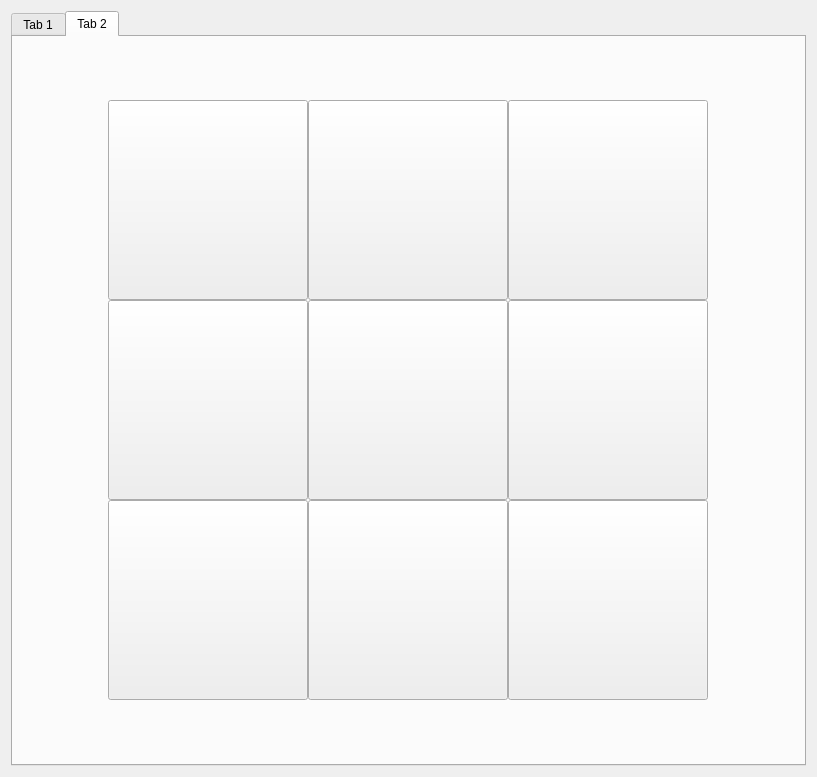
Old version of the form ui/Widget.ui in the repository oviv-git/TicTacToe-PySide6.
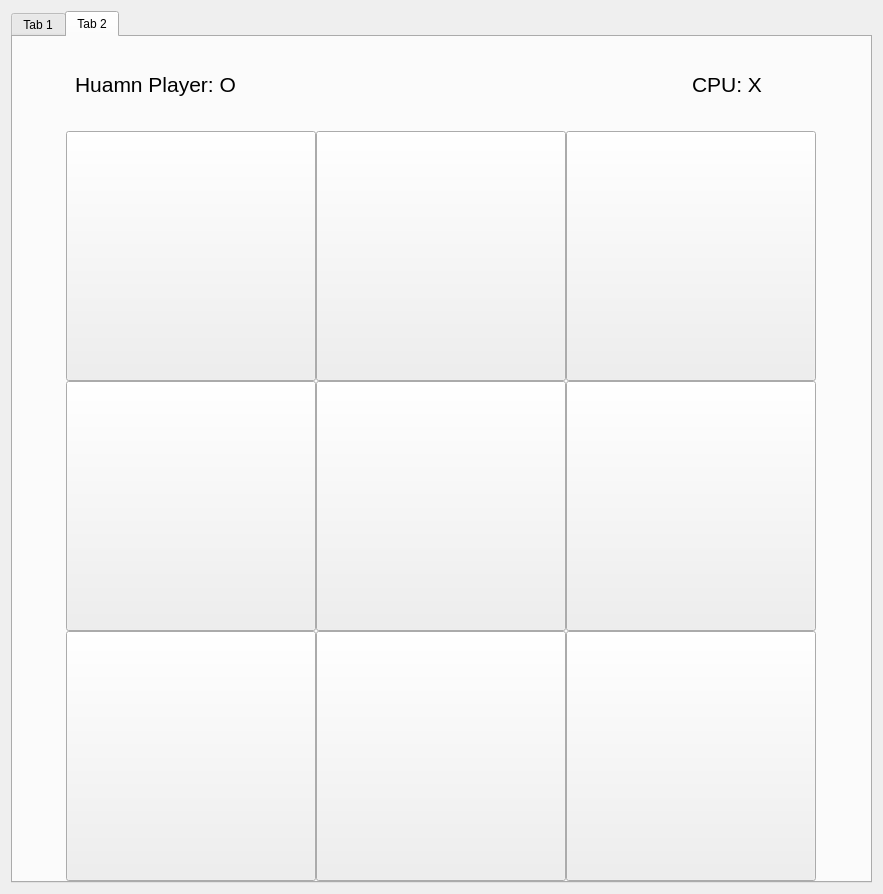
New version of the form. The open tabs and pages were chosen to show the change.

Commit message: reworked the game_tab a little bit

What changed in the file:
```diff
--- a/ui/Widget.ui
+++ b/ui/Widget.ui
@@ -9,8 +9,8 @@
    <rect>
     <x>0</x>
     <y>0</y>
-    <width>817</width>
-    <height>777</height>
+    <width>883</width>
+    <height>894</height>
    </rect>
   </property>
   <property name="sizePolicy">
@@ -225,7 +225,10 @@
       <attribute name="title">
        <string>Tab 2</string>
       </attribute>
-      <layout class="QGridLayout" name="gridLayout_5" rowstretch="0">
+      <layout class="QVBoxLayout" name="verticalLayout_5" stretch="0,2">
+       <property name="spacing">
+        <number>0</number>
+       </property>
        <property name="leftMargin">
         <number>0</number>
        </property>
@@ -238,19 +241,83 @@
        <property name="bottomMargin">
         <number>0</number>
        </property>
-       <property name="spacing">
-        <number>0</number>
-       </property>
-       <item row="0" column="0">
-        <layout class="QVBoxLayout" name="boardVLayout" stretch="0,0,0">
-         <property name="sizeConstraint">
-          <enum>QLayout::SetMaximumSize</enum>
-         </property>
+       <item>
+        <layout class="QHBoxLayout" name="gameInfoLayout" stretch="2,1,0,1,2">
+         <item alignment="Qt::AlignHCenter">
+          <widget class="QLabel" name="label_3">
+           <property name="font">
+            <font>
+             <pointsize>16</pointsize>
+            </font>
+           </property>
+           <property name="text">
+            <string>Huamn Player: O</string>
+           </property>
+          </widget>
+         </item>
          <item>
+          <spacer name="horizontalSpacer_3">
+           <property name="orientation">
+            <enum>Qt::Horizontal</enum>
+           </property>
+           <property name="sizeType">
+            <enum>QSizePolicy::Minimum</enum>
+           </property>
+           <property name="sizeHint" stdset="0">
+            <size>
+             <width>40</width>
+             <height>20</height>
+            </size>
+           </property>
+          </spacer>
+         </item>
+         <item>
+          <spacer name="verticalSpacer">
+           <property name="orientation">
+            <enum>Qt::Vertical</enum>
+           </property>
+           <property name="sizeHint" stdset="0">
+            <size>
+             <width>0</width>
+             <height>60</height>
+            </size>
+           </property>
+          </spacer>
+         </item>
+         <item>
+          <spacer name="horizontalSpacer_2">
+           <property name="orientation">
+            <enum>Qt::Horizontal</enum>
+           </property>
+           <property name="sizeType">
+            <enum>QSizePolicy::Minimum</enum>
+           </property>
+           <property name="sizeHint" stdset="0">
+            <size>
+             <width>40</width>
+             <height>20</height>
+            </size>
+           </property>
+          </spacer>
+         </item>
+         <item alignment="Qt::AlignHCenter">
+          <widget class="QLabel" name="label_2">
+           <property name="font">
+            <font>
+             <pointsize>16</pointsize>
+            </font>
+           </property>
+           <property name="text">
+            <string>CPU: X</string>
+           </property>
+          </widget>
+         </item>
+        </layout>
+       </item>
+       <item>
+        <layout class="QGridLayout" name="boardGrid">
+         <item row="0" column="0">
           <layout class="QHBoxLayout" name="rowHLayout_1">
-           <property name="sizeConstraint">
-            <enum>QLayout::SetMinAndMaxSize</enum>
-           </property>
            <item>
             <widget class="QPushButton" name="tile_1">
              <property name="sizePolicy">
@@ -261,14 +328,14 @@
              </property>
              <property name="minimumSize">
               <size>
-               <width>100</width>
-               <height>100</height>
+               <width>200</width>
+               <height>200</height>
               </size>
              </property>
              <property name="maximumSize">
               <size>
-               <width>200</width>
-               <height>200</height>
+               <width>250</width>
+               <height>250</height>
               </size>
              </property>
              <property name="sizeIncrement">
@@ -285,7 +352,10 @@
              </property>
              <property name="font">
               <font>
-               <pointsize>48</pointsize>
+               <family>Gill Sans MT</family>
+               <pointsize>84</pointsize>
+               <weight>50</weight>
+               <bold>false</bold>
               </font>
              </property>
              <property name="text">
@@ -303,14 +373,14 @@
              </property>
              <property name="minimumSize">
               <size>
-               <width>100</width>
-               <height>100</height>
+               <width>200</width>
+               <height>200</height>
               </size>
              </property>
              <property name="maximumSize">
               <size>
-               <width>200</width>
-               <height>200</height>
+               <width>250</width>
+               <height>250</height>
               </size>
              </property>
              <property name="sizeIncrement">
@@ -327,7 +397,10 @@
              </property>
              <property name="font">
               <font>
-               <pointsize>48</pointsize>
+               <family>Gill Sans MT</family>
+               <pointsize>84</pointsize>
+               <weight>50</weight>
+               <bold>false</bold>
               </font>
              </property>
              <property name="text">
@@ -345,63 +418,14 @@
              </property>
              <property name="minimumSize">
               <size>
-               <width>100</width>
-               <height>100</height>
-              </size>
-             </property>
-             <property name="maximumSize">
-              <size>
                <width>200</width>
                <height>200</height>
               </size>
              </property>
-             <property name="sizeIncrement">
-              <size>
-               <width>50</width>
-               <height>50</height>
-              </size>
-             </property>
-             <property name="baseSize">
-              <size>
-               <width>100</width>
-               <height>100</height>
-              </size>
-             </property>
-             <property name="font">
-              <font>
-               <pointsize>48</pointsize>
-              </font>
-             </property>
-             <property name="text">
-              <string/>
-             </property>
-            </widget>
-           </item>
-          </layout>
-         </item>
-         <item>
-          <layout class="QHBoxLayout" name="rowHLayout_2">
-           <property name="sizeConstraint">
-            <enum>QLayout::SetMinAndMaxSize</enum>
-           </property>
-           <item>
-            <widget class="QPushButton" name="tile_4">
-             <property name="sizePolicy">
-              <sizepolicy hsizetype="Fixed" vsizetype="Fixed">
-               <horstretch>0</horstretch>
-               <verstretch>0</verstretch>
-              </sizepolicy>
-             </property>
-             <property name="minimumSize">
-              <size>
-               <width>100</width>
-               <height>100</height>
-              </size>
-             </property>
              <property name="maximumSize">
               <size>
-               <width>200</width>
-               <height>200</height>
+               <width>250</width>
+               <height>250</height>
               </size>
              </property>
              <property name="sizeIncrement">
@@ -412,36 +436,6 @@
              </property>
              <property name="baseSize">
               <size>
-               <width>100</width>
-               <height>100</height>
-              </size>
-             </property>
-             <property name="font">
-              <font>
-               <pointsize>48</pointsize>
-              </font>
-             </property>
-             <property name="text">
-              <string/>
-             </property>
-            </widget>
-           </item>
-           <item>
-            <widget class="QPushButton" name="tile_5">
-             <property name="sizePolicy">
-              <sizepolicy hsizetype="Fixed" vsizetype="Fixed">
-               <horstretch>0</horstretch>
-               <verstretch>0</verstretch>
-              </sizepolicy>
-             </property>
-             <property name="minimumSize">
-              <size>
-               <width>100</width>
-               <height>100</height>
-              </size>
-             </property>
-             <property name="maximumSize">
-              <size>
                <width>200</width>
                <height>200</height>
               </size>
@@ -460,7 +454,10 @@
              </property>
              <property name="font">
               <font>
-               <pointsize>48</pointsize>
+               <family>Gill Sans MT</family>
+               <pointsize>84</pointsize>
+               <weight>50</weight>
+               <bold>false</bold>
               </font>
              </property>
              <property name="text">
@@ -468,55 +465,10 @@
              </property>
             </widget>
            </item>
-           <item>
-            <widget class="QPushButton" name="tile_6">
-             <property name="sizePolicy">
-              <sizepolicy hsizetype="Fixed" vsizetype="Fixed">
-               <horstretch>0</horstretch>
-               <verstretch>0</verstretch>
-              </sizepolicy>
-             </property>
-             <property name="minimumSize">
-              <size>
-               <width>100</width>
-               <height>100</height>
-              </size>
-             </property>
-             <property name="maximumSize">
-              <size>
-               <width>200</width>
-               <height>200</height>
-              </size>
-             </property>
-             <property name="sizeIncrement">
-              <size>
-               <width>50</width>
-               <height>50</height>
-              </size>
-             </property>
-             <property name="baseSize">
-              <size>
-               <width>100</width>
-               <height>100</height>
-              </size>
-             </property>
-             <property name="font">
-              <font>
-               <pointsize>48</pointsize>
-              </font>
-             </property>
-             <property name="text">
-              <string/>
-             </property>
-            </widget>
-           </item>
           </layout>
          </item>
-         <item>
+         <item row="2" column="0">
           <layout class="QHBoxLayout" name="rowHLayout_3">
-           <property name="sizeConstraint">
-            <enum>QLayout::SetMinAndMaxSize</enum>
-           </property>
            <item>
             <widget class="QPushButton" name="tile_7">
              <property name="sizePolicy">
@@ -527,14 +479,14 @@
              </property>
              <property name="minimumSize">
               <size>
-               <width>100</width>
-               <height>100</height>
+               <width>200</width>
+               <height>200</height>
               </size>
              </property>
              <property name="maximumSize">
               <size>
-               <width>200</width>
-               <height>200</height>
+               <width>250</width>
+               <height>250</height>
               </size>
              </property>
              <property name="sizeIncrement">
@@ -551,7 +503,10 @@
              </property>
              <property name="font">
               <font>
-               <pointsize>48</pointsize>
+               <family>Gill Sans MT</family>
+               <pointsize>84</pointsize>
+               <weight>50</weight>
+               <bold>false</bold>
               </font>
              </property>
              <property name="text">
@@ -569,14 +524,14 @@
              </property>
              <property name="minimumSize">
               <size>
-               <width>100</width>
-               <height>100</height>
+               <width>200</width>
+               <height>200</height>
               </size>
              </property>
              <property name="maximumSize">
               <size>
-               <width>200</width>
-               <height>200</height>
+               <width>250</width>
+               <height>250</height>
               </size>
              </property>
              <property name="sizeIncrement">
@@ -593,7 +548,10 @@
              </property>
              <property name="font">
               <font>
-               <pointsize>48</pointsize>
+               <family>Gill Sans MT</family>
+               <pointsize>84</pointsize>
+               <weight>50</weight>
+               <bold>false</bold>
               </font>
              </property>
              <property name="text">
@@ -611,16 +569,65 @@
              </property>
              <property name="minimumSize">
               <size>
-               <width>100</width>
-               <height>100</height>
+               <width>200</width>
+               <height>200</height>
               </size>
              </property>
              <property name="maximumSize">
               <size>
+               <width>250</width>
+               <height>250</height>
+              </size>
+             </property>
+             <property name="sizeIncrement">
+              <size>
+               <width>10</width>
+               <height>10</height>
+              </size>
+             </property>
+             <property name="baseSize">
+              <size>
                <width>200</width>
                <height>200</height>
               </size>
              </property>
+             <property name="font">
+              <font>
+               <family>Gill Sans MT</family>
+               <pointsize>84</pointsize>
+               <weight>50</weight>
+               <bold>false</bold>
+              </font>
+             </property>
+             <property name="text">
+              <string/>
+             </property>
+            </widget>
+           </item>
+          </layout>
+         </item>
+         <item row="1" column="0">
+          <layout class="QHBoxLayout" name="rowHLayout_2">
+           <item>
+            <widget class="QPushButton" name="tile_4">
+             <property name="sizePolicy">
+              <sizepolicy hsizetype="Fixed" vsizetype="Fixed">
+               <horstretch>0</horstretch>
+               <verstretch>0</verstretch>
+              </sizepolicy>
+             </property>
+             <property name="minimumSize">
+              <size>
+               <width>200</width>
+               <height>200</height>
+              </size>
+             </property>
+             <property name="maximumSize">
+              <size>
+               <width>250</width>
+               <height>250</height>
+              </size>
+             </property>
              <property name="sizeIncrement">
               <size>
                <width>50</width>
@@ -635,7 +642,100 @@
              </property>
              <property name="font">
               <font>
-               <pointsize>48</pointsize>
+               <family>Gill Sans MT</family>
+               <pointsize>84</pointsize>
+               <weight>50</weight>
+               <bold>false</bold>
+              </font>
+             </property>
+             <property name="text">
+              <string/>
+             </property>
+            </widget>
+           </item>
+           <item>
+            <widget class="QPushButton" name="tile_5">
+             <property name="sizePolicy">
+              <sizepolicy hsizetype="Fixed" vsizetype="Fixed">
+               <horstretch>0</horstretch>
+               <verstretch>0</verstretch>
+              </sizepolicy>
+             </property>
+             <property name="minimumSize">
+              <size>
+               <width>200</width>
+               <height>200</height>
+              </size>
+             </property>
+             <property name="maximumSize">
+              <size>
+               <width>250</width>
+               <height>250</height>
+              </size>
+             </property>
+             <property name="sizeIncrement">
+              <size>
+               <width>10</width>
+               <height>10</height>
+              </size>
+             </property>
+             <property name="baseSize">
+              <size>
+               <width>200</width>
+               <height>200</height>
+              </size>
+             </property>
+             <property name="font">
+              <font>
+               <family>Gill Sans MT</family>
+               <pointsize>84</pointsize>
+               <weight>50</weight>
+               <bold>false</bold>
+              </font>
+             </property>
+             <property name="text">
+              <string/>
+             </property>
+            </widget>
+           </item>
+           <item>
+            <widget class="QPushButton" name="tile_6">
+             <property name="sizePolicy">
+              <sizepolicy hsizetype="Fixed" vsizetype="Fixed">
+               <horstretch>0</horstretch>
+               <verstretch>0</verstretch>
+              </sizepolicy>
+             </property>
+             <property name="minimumSize">
+              <size>
+               <width>200</width>
+               <height>200</height>
+              </size>
+             </property>
+             <property name="maximumSize">
+              <size>
+               <width>250</width>
+               <height>250</height>
+              </size>
+             </property>
+             <property name="sizeIncrement">
+              <size>
+               <width>10</width>
+               <height>10</height>
+              </size>
+             </property>
+             <property name="baseSize">
+              <size>
+               <width>200</width>
+               <height>200</height>
+              </size>
+             </property>
+             <property name="font">
+              <font>
+               <family>Gill Sans MT</family>
+               <pointsize>84</pointsize>
+               <weight>50</weight>
+               <bold>false</bold>
               </font>
              </property>
              <property name="text">
```
Left out of the diff: 68 changed lines with no effect on the pictures. The commit also changes 2 other files.
